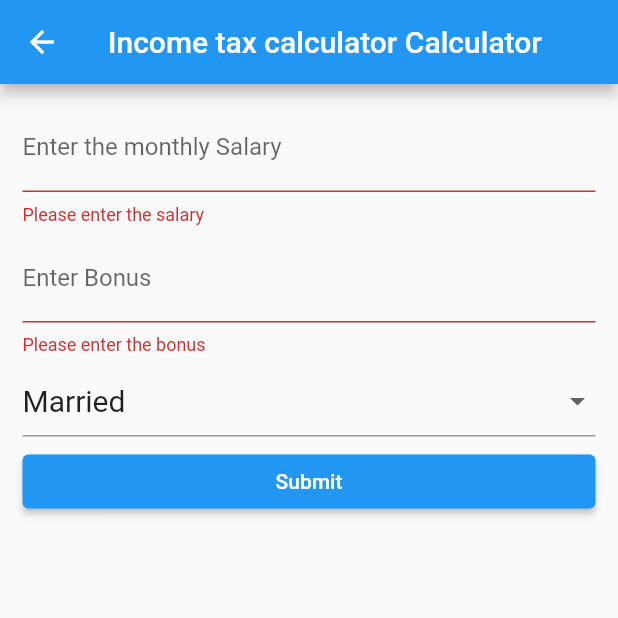
After one commit to Bibek-Dahal/financial_calculator, a Flutter app: the TaxCalc screen opened directly, after a tap on "Submit", on a phone screen of 412 x 824 dp, the top half of it. The commit adds this screen. Run offline on Flutter 3.47's test engine with Material 2 defaults, Android fonts, the phone set to English and light mode, and no system bars; missing offline and left inert: dart:ffi.

Commit message:
Added Income Tax Calculator

```diff
--- a/lib/screens/home.dart
+++ b/lib/screens/home.dart
@@ -1,5 +1,6 @@
 import 'package:financial_calc/screens/compoundInterestCalc.dart';
 import 'package:financial_calc/screens/emiCalc.dart';
+import 'package:financial_calc/screens/incomeTaxCacl.dart';
 import 'package:flutter/material.dart';
 
 class Home extends StatefulWidget {
@@ -51,6 +52,19 @@ class _HomeState extends State<Home> {
               ),
             ),
           ),
+          Container(
+            child: GestureDetector(
+              onTap: () => Navigator.push(
+                context,
+                MaterialPageRoute(builder: (context) => const TaxCalc()),
+              ),
+              child: Container(
+                padding: const EdgeInsets.all(8),
+                color: Color.fromARGB(255, 203, 128, 128),
+                child: const Text('Income Tax Calculator'),
+              ),
+            ),
+          ),
         ],
       ),
     );
--- /dev/null
+++ b/lib/screens/incomeTaxCacl.dart
@@ -0,0 +1,198 @@
+import 'dart:ffi';
+import 'dart:math';
+import 'package:flutter/material.dart';
+import 'package:flutter/services.dart';
+import 'package:intl/intl.dart';
+
+class TaxCalc extends StatefulWidget {
+  const TaxCalc({Key? key}) : super(key: key);
+
+  @override
+  State<TaxCalc> createState() => _TaxCalcState();
+}
+
+class _TaxCalcState extends State<TaxCalc> {
+  var monthlySalary = "";
+  // int years = 0;
+  // int months = 0;
+  var bonus = "";
+  var totalSalary = "";
+  var totalTax = "";
+  var relationship = "";
+  bool isCalculated = false;
+
+
+  String dropdownValue = 'Married';
+  final drowDownItems = [
+    'Married',
+    'Unmarried',
+  ];
+
+  final _formKey = GlobalKey<FormState>();
+
+  final salaryController = TextEditingController();
+  final taxController = TextEditingController();
+  final bonusController = TextEditingController();
+
+void calculateTax() {
+  double taxcalc = 0;
+    try {
+      NumberFormat myFormat = NumberFormat.decimalPattern('en_us');
+      double income = ((double.parse(monthlySalary) * 12 + double.parse(bonus)));
+      double tsalary = income;
+      if (relationship == 'Married'){
+      var m = {
+        500000.0 : 0.01,
+        200000.0: 0.1,
+        300000.0: 0.2,
+        1000000.0 : 0.3,
+        double.maxFinite: 0.36,
+      };
+    // double taxamount = 0;
+     m.forEach((amount, tax) {
+      double billAmount = min(income,amount);
+      taxcalc += billAmount*tax;
+      income -= billAmount;
+      if (income<=0){
+        return;
+      }
+      });
+      }
+      else{
+         var m = {
+        600000.0 : 0.01,
+        200000.0: 0.1,
+        300000.0: 0.2,
+        900000.0 : 0.3,
+        double.maxFinite: 0.36,
+      };
+    // double taxamount = 0;
+     m.forEach((amount, tax) {
+      double billAmount = min(income,amount);
+      taxcalc += billAmount*tax;
+      income -= billAmount;
+      if (income<=0){
+        return;
+      }
+      });
+      }
+
+      setState(() {
+        totalSalary = myFormat.format(tsalary);
+        totalTax = myFormat.format(taxcalc);
+        isCalculated = true;
+      });
+    } catch (error) {
+      setState(() {
+        totalSalary = "0.0";
+        totalTax = "0.0";
+        taxcalc = 0;
+      });
+    }
+  }
+
+
+  @override
+  Widget build(BuildContext context) {
+    return Scaffold(
+      appBar: AppBar(
+      title: const Text('Income tax calculator Calculator'),
+      ),
+      body: Form(
+        key: _formKey,
+        child: Padding(
+            padding:
+                const EdgeInsets.symmetric(vertical: 10.0, horizontal: 15.0),
+            child: ListView(
+              children: [
+                Padding(
+                  padding: const EdgeInsets.only(top: 3.0, bottom: 3.0),
+                  child: TextFormField(
+                    controller: salaryController,
+                    decoration: const InputDecoration(
+                      border: UnderlineInputBorder(),
+                      labelText: 'Enter the monthly Salary',
+                    ),
+                    keyboardType: TextInputType.number,
+                    validator: (value) {
+                      if (value == null || value.isEmpty) {
+                        return 'Please enter the salary';
+                      } else if (double.parse(value) < 1) {
+                        return 'Please enter appropriate salary';
+                      } else {
+                        return null;
+                      }
+                    },
+                  ),
+                ),
+                Padding(
+                  padding: const EdgeInsets.only(top: 3.0, bottom: 3.0),
+                  child: TextFormField(
+                    controller: bonusController,
+                    decoration: const InputDecoration(
+                      border: UnderlineInputBorder(),
+                      labelText: 'Enter Bonus',
+                    ),
+                    keyboardType: TextInputType.number,
+                    validator: (value) {
+                      if (value == null || value.isEmpty) {
+                        return 'Please enter the bonus';
+                      }
+                      else {
+                        return null;
+                      }
+                    },
+                  ),
+                ),
+                Padding(
+                  padding: EdgeInsets.only(top: 3.0, bottom: 3.0),
+                  child: DropdownButtonFormField(
+                    value: dropdownValue,
+                    onChanged: (String? newValue) {
+                      setState(() {
+                        dropdownValue = newValue!;
+                      });
+                    },
+                    items: drowDownItems
+                        .map<DropdownMenuItem<String>>((String value) {
+                      return DropdownMenuItem<String>(
+                        value: value,
+                        child: Text(
+                          value,
+                          style: TextStyle(fontSize: 20),
+                        ),
+                      );
+                    }).toList(),
+                  ),
+                ),
+
+                Padding(
+                  padding: EdgeInsets.only(top: 3.0, bottom: 3.0),
+                  child: ElevatedButton(
+                    onPressed: () {
+                      if (_formKey.currentState!.validate()) {
+                        monthlySalary = salaryController.text;
+                        bonus = bonusController.text;
+                        relationship = dropdownValue;
+                        calculateTax();
+                      }
+                    },
+                    child: const Text('Submit'),
+                  ),
+                ),
+                Padding(
+                  padding: const EdgeInsets.only(top: 3.0, bottom: 3.0),
+                  child: isCalculated
+                      ? Column(children: [
+                          Text('Total Salary: $totalSalary'),
+                          Text('Tax: $totalTax'),
+                        ])
+                      : const Text(''),
+                )
+              ],
+            )),
+      ),
+    );
+  }
+
+}
```
